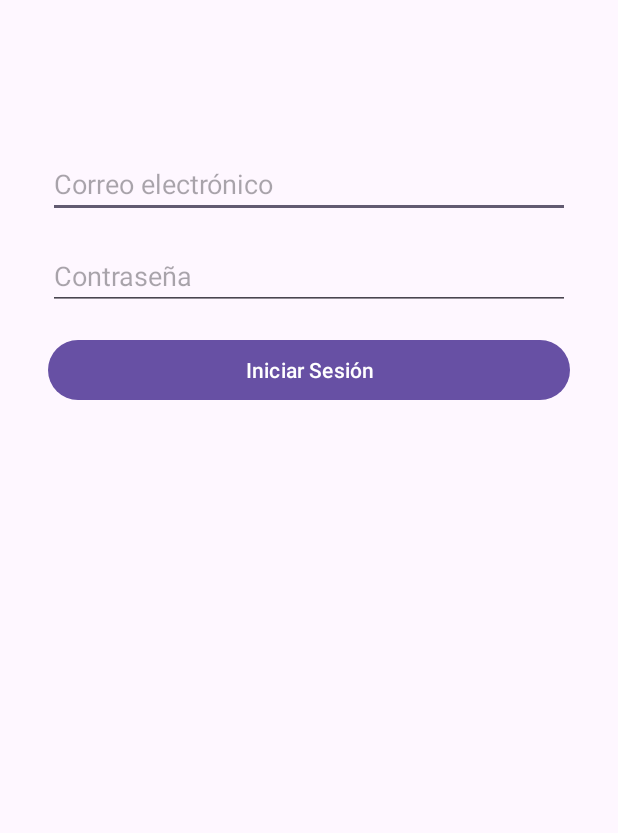
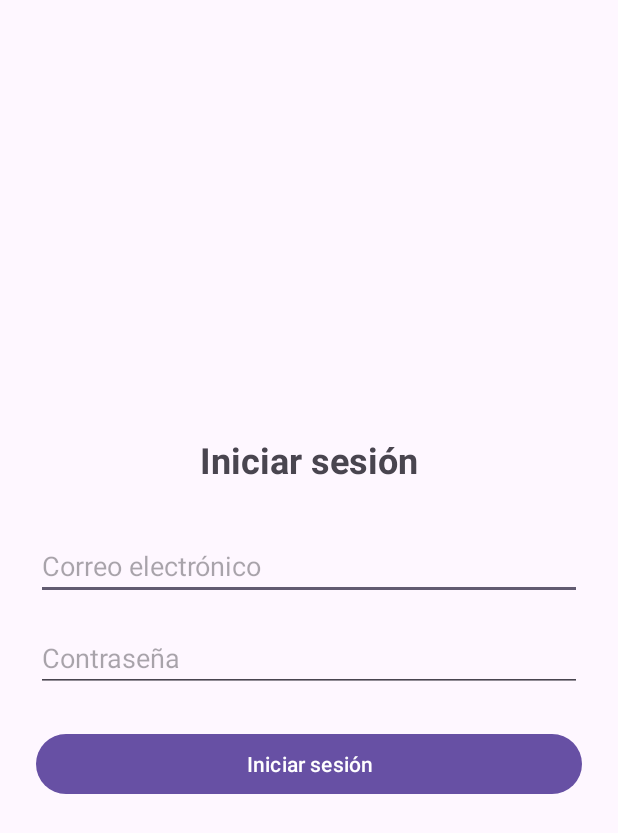
Before and after one commit to JuanJoseJM/LaJaqueriaApp, an Android app: the layout activity_login.xml on its own in the app's theme, with its tools: preview values and no code run, on a phone screen of 412 x 824 dp. Shown: the top 833 px of the screen. Run offline under Robolectric (Android 15) with nearby library versions, the phone set to English and light mode, and no system bars.

Commit message:
Update
Cambios de códigos y arreglos en el login

```diff
--- /dev/null
+++ b/app/src/main/java/com/example/lajaqueriaapp/data/model/LoginRequest.kt
@@ -0,0 +1,6 @@
+package com.example.lajaqueriaapp.data.model
+
+data class LoginRequest(
+    val email: String,
+    val password: String
+)
--- /dev/null
+++ b/app/src/main/java/com/example/lajaqueriaapp/data/model/LoginResponse.kt
@@ -0,0 +1,6 @@
+package com.example.lajaqueriaapp.data.model
+
+data class LoginResponse(
+    val accesscode: String,
+    val email: String
+)
--- a/app/src/main/res/layout/activity_login.xml
+++ b/app/src/main/res/layout/activity_login.xml
@@ -1,38 +1,42 @@
 <?xml version="1.0" encoding="utf-8"?>
-<androidx.constraintlayout.widget.ConstraintLayout xmlns:android="http://schemas.android.com/apk/res/android"
-    xmlns:app="http://schemas.android.com/apk/res-auto"
+<LinearLayout xmlns:android="http://schemas.android.com/apk/res/android"
     xmlns:tools="http://schemas.android.com/tools"
+    android:id="@+id/layout_login"
     android:layout_width="match_parent"
     android:layout_height="match_parent"
-    tools:context=".ui.LoginActivity">
+    android:padding="24dp"
+    android:orientation="vertical"
+    android:gravity="center"
+    tools:context=".ui.auth.LoginActivity">
+
+    <TextView
+        android:id="@+id/textTitle"
+        android:layout_width="wrap_content"
+        android:layout_height="wrap_content"
+        android:text="Iniciar sesión"
+        android:textSize="24sp"
+        android:textStyle="bold"
+        android:layout_marginBottom="32dp" />
 
     <EditText
-        android:id="@+id/etEmail"
+        android:id="@+id/editTextEmail"
         android:layout_width="match_parent"
         android:layout_height="wrap_content"
         android:hint="Correo electrónico"
         android:inputType="textEmailAddress"
-        app:layout_constraintTop_toTopOf="parent"
-        android:layout_marginTop="100dp"
-        android:layout_marginHorizontal="32dp"/>
+        android:layout_marginBottom="16dp" />
 
     <EditText
-        android:id="@+id/etPassword"
+        android:id="@+id/editTextPassword"
         android:layout_width="match_parent"
         android:layout_height="wrap_content"
         android:hint="Contraseña"
         android:inputType="textPassword"
-        app:layout_constraintTop_toBottomOf="@id/etEmail"
-        android:layout_marginTop="16dp"
-        android:layout_marginHorizontal="32dp"/>
+        android:layout_marginBottom="24dp" />
 
     <Button
-        android:id="@+id/btnLogin"
+        android:id="@+id/buttonLogin"
         android:layout_width="match_parent"
         android:layout_height="wrap_content"
-        android:text="Iniciar Sesión"
-        app:layout_constraintTop_toBottomOf="@id/etPassword"
-        android:layout_marginTop="16dp"
-        android:layout_marginHorizontal="32dp"/>
-
-</androidx.constraintlayout.widget.ConstraintLayout>
+        android:text="Iniciar sesión" />
+</LinearLayout>
```
Also changed, not shown: app/src/main/java/com/example/lajaqueriaapp/network/ApiClient.kt (added, +19 -0 lines), app/src/main/java/com/example/lajaqueriaapp/network/AuthApi.kt (added, +12 -0 lines), app/src/main/java/com/example/lajaqueriaapp/ui/auth/LoginActivity.kt (+50 -0 lines).
